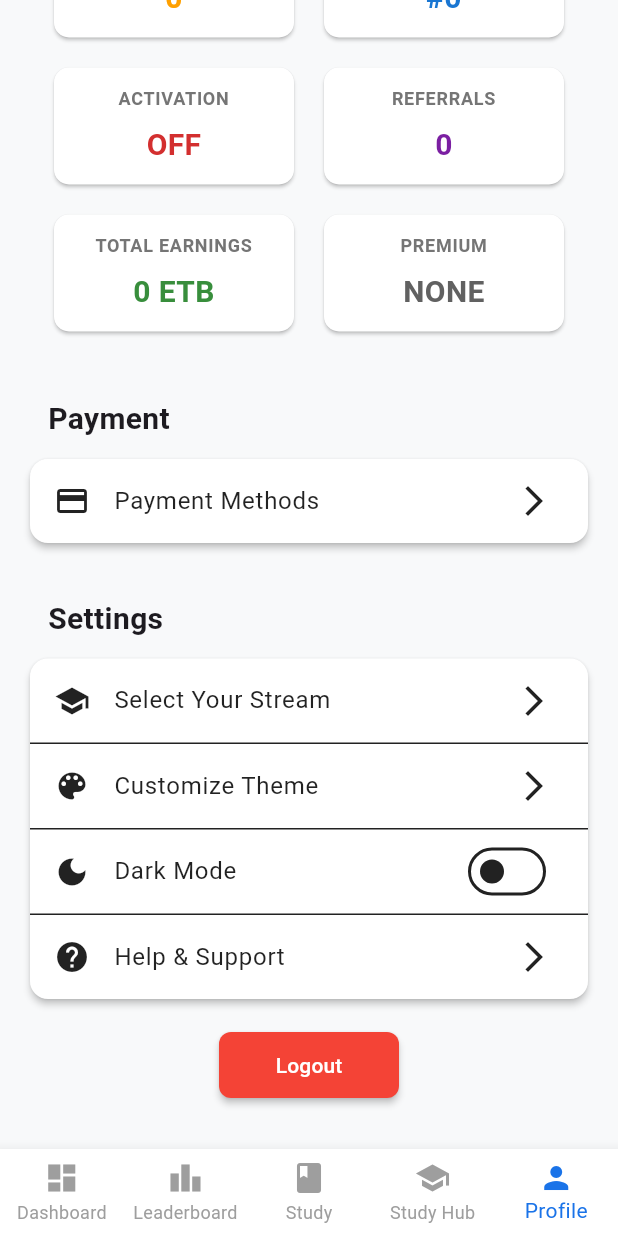
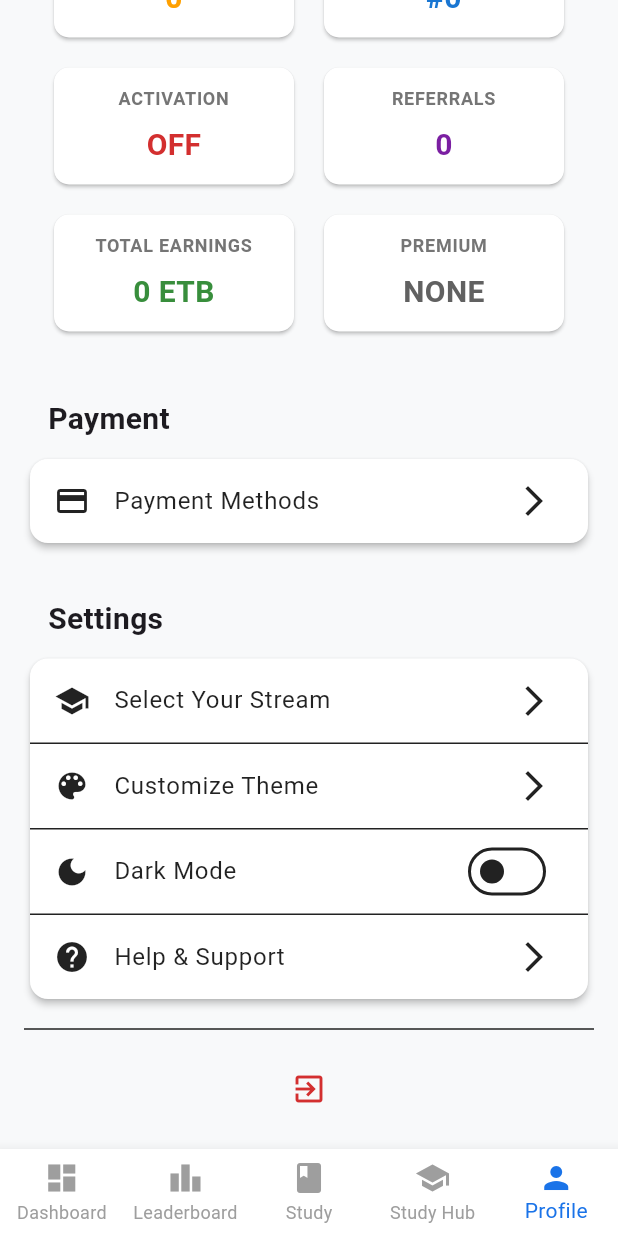
Before and after one commit to leighkun147/MatricMate, a Flutter app: the screen it shows once a user with an empty profile is signed in, scrolled down 289 dp, on a phone screen of 412 x 824 dp. Run offline on Flutter 3.47's test engine with Material 3 defaults, Android fonts, the phone set to English and light mode, and no system bars; our stand-ins replace cloud_firestore, device_info_plus, firebase_auth, firebase_core, fl_chart, flutter_animate and 4 more; accounts and stored records are empty.

Commit message:
log out better functioanlity

```diff
--- a/lib/screens/profile_screen.dart
+++ b/lib/screens/profile_screen.dart
@@ -87,6 +87,37 @@ class _ProfileScreenState extends State<ProfileScreen> {
     }
   }
 
+  Future<void> _showLogoutConfirmationDialog() async {
+    return showDialog<void>(
+      context: context,
+      barrierDismissible: false,
+      builder: (BuildContext context) {
+        return AlertDialog(
+          title: const Text('Confirm Logout'),
+          content: const Text('Are you sure you want to log out?'),
+          actions: <Widget>[
+            TextButton(
+              child: const Text('Cancel'),
+              onPressed: () {
+                Navigator.of(context).pop();
+              },
+            ),
+            TextButton(
+              child: const Text(
+                'Logout',
+                style: TextStyle(color: Colors.red),
+              ),
+              onPressed: () {
+                Navigator.of(context).pop();
+                _signOut();
+              },
+            ),
+          ],
+        );
+      },
+    );
+  }
+
   @override
   Widget build(BuildContext context) {
     return StreamBuilder<DocumentSnapshot>(
@@ -109,7 +140,7 @@ class _ProfileScreenState extends State<ProfileScreen> {
                 _buildPaymentMethodsCard(),
                 const SizedBox(height: 24),
                 _buildSettings(context),
-                const SizedBox(height: 16),
+                const Divider(height: 32),
                 _buildLogoutButton(),
                 const SizedBox(height: 16),
               ],
@@ -542,22 +573,15 @@ class _ProfileScreenState extends State<ProfileScreen> {
   }
 
   Widget _buildLogoutButton() {
-    return SizedBox(
-      width: 120,
-      child: ElevatedButton(
-        onPressed: _signOut,
-        style: ElevatedButton.styleFrom(
-          backgroundColor: Colors.red,
-          foregroundColor: Colors.white,
-          padding: const EdgeInsets.symmetric(vertical: 12),
-          shape: RoundedRectangleBorder(
-            borderRadius: BorderRadius.circular(8),
-          ),
-        ),
-        child: const Text(
-          'Logout',
-          style: TextStyle(fontSize: 14),
-        ),
+    return Container(
+      alignment: Alignment.center,
+      padding: const EdgeInsets.only(bottom: 16),
+      child: IconButton(
+        onPressed: _showLogoutConfirmationDialog,
+        icon: const Icon(Icons.exit_to_app),
+        color: Colors.red[700],
+        tooltip: 'Logout',
+        iconSize: 24,
       ),
     );
   }
```
